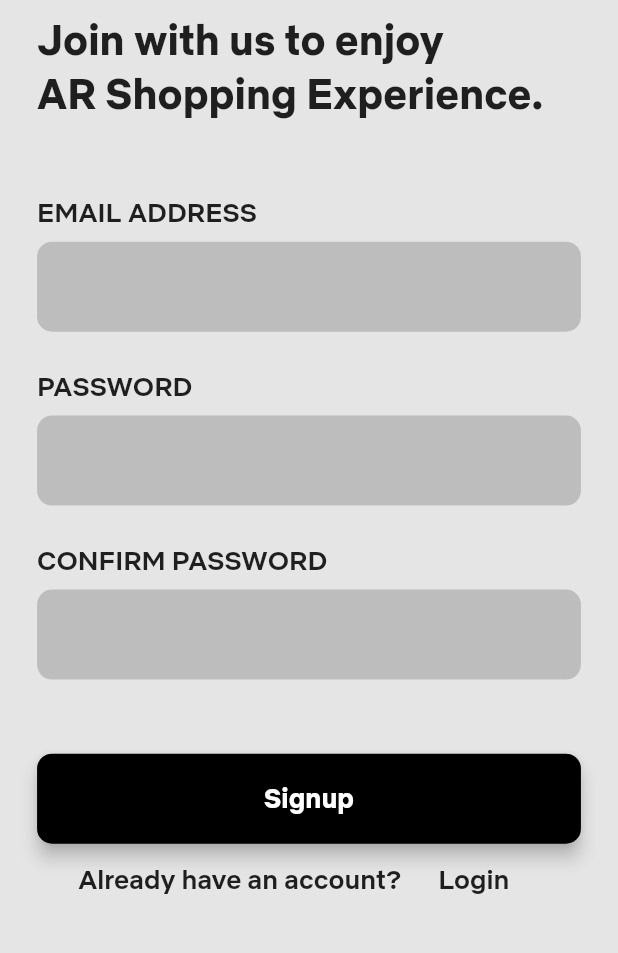
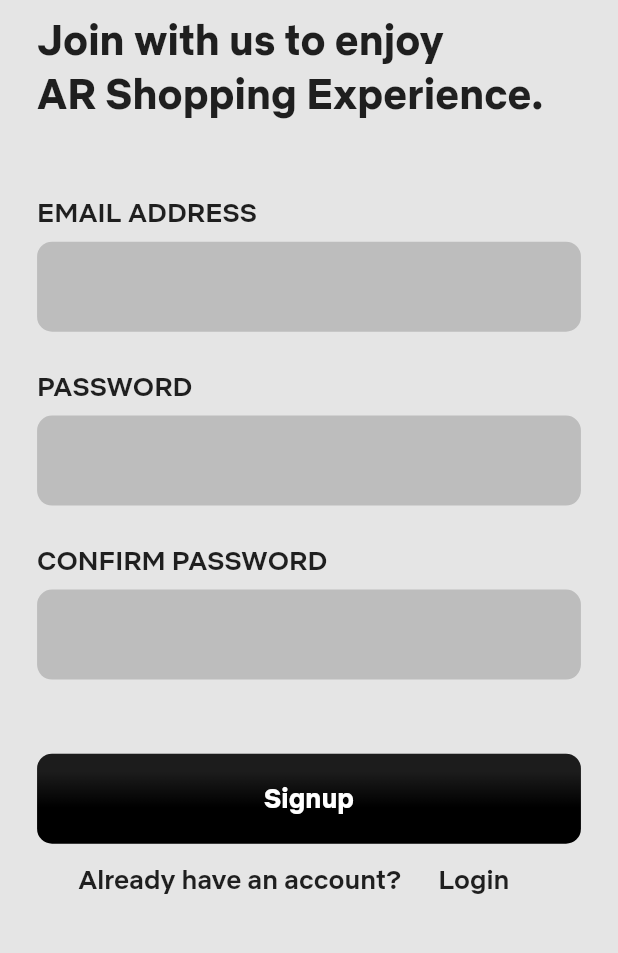
Before and after one commit to akilvishnum/cARt, a Flutter app: the screen it shows after launch, after a tap on "Signup", on a phone screen of 412 x 824 dp, the part 235-1188 px from its top. Run offline on Flutter 3.47's test engine with Material 2 defaults, Android fonts, the phone set to English and light mode, and no system bars; our stand-ins replace firebase_auth, firebase_core; missing offline and left inert: flutter_unity; accounts and stored records are empty.

Commit message:
Changed the button UI

```diff
--- a/cart/lib/screens/SignupPage.dart
+++ b/cart/lib/screens/SignupPage.dart
@@ -128,22 +128,22 @@ class _SignupPageState extends State<SignupPage> {
                     )),
               ),
               SizedBox(height: height * 0.06),
-              ButtonTheme(
-                  child: MaterialButton(
-                minWidth: width * 0.94,
-                height: 60,
-                elevation: 5,
-                shape: RoundedRectangleBorder(
+              Center(               // Changed to new button UI
+                child:Column(
+                  children: [ Stack(
+                    children:[
+                      Positioned(child: Container(
+                          height: 60, width: width * 0.94,
+                          decoration: BoxDecoration(
+                            color: Colors.black,
                             borderRadius: BorderRadius.circular(10),
                           ),
-                color: Color.fromRGBO(0, 0, 0, 1),
-                child: Text("Signup",
-                    style: TextStyle(
-                        fontFamily: 'Bold',
-                        fontWeight: FontWeight.bold,
-                        fontSize: 18,
-                        color: Color.fromRGBO(255, 255, 255, 1))),
-                onPressed: () async {
+
+                        ),
+                      ),
+                      Positioned(
+                        child: InkWell(
+                          onTap: () async {
                             // if (password == repassword) {
                             // UserCredential user = await FirebaseAuth.instance
                             //     .createUserWithEmailAndPassword(
@@ -153,7 +153,40 @@ class _SignupPageState extends State<SignupPage> {
                                 MaterialPageRoute(builder: (context) => LoginPage()));
                             // } else {}
                           },
-              )),
+                          child:Container(
+                            height: 60, width: width * 0.94,
+                            decoration: BoxDecoration(
+                              borderRadius: BorderRadius.circular(10),
+                              gradient: LinearGradient(
+                                begin: Alignment.topCenter, end : Alignment.bottomCenter,
+                                colors: <Color>[Color.fromRGBO(255, 255, 255, 0.11), Color.fromRGBO(255, 255, 255, 0)],
+                                stops: [0.2, 0.6],
+                                ),
+                            ),
+                        ),
+                      ),
+                    ),
+                      Positioned(
+                        child: Container(
+                          height: 60, width: width * 0.94,
+                          child: Column(
+                            mainAxisAlignment: MainAxisAlignment.center,
+                            crossAxisAlignment: CrossAxisAlignment.center,
+                                children:[ Text("Signup",
+                                style: TextStyle(
+                              fontWeight: FontWeight.bold,
+                              fontSize: 18,
+                              fontFamily: 'Bold',
+                              color: Colors.white)),
+                          ],
+                          ),
+                        ),
+		                ),
+                  ],
+                  ),
+                  ],
+                ),
+                ),
               Container(
                 child: Row(
                   mainAxisAlignment: MainAxisAlignment.center,
--- a/cart/lib/screens/welcomePage.dart
+++ b/cart/lib/screens/welcomePage.dart
@@ -46,11 +46,11 @@ class _WelcomePageState extends State<WelcomePage> {
                     child: MaterialButton(
                   minWidth: 150,
                   height: 50,
-                  elevation: 5,
                   shape: RoundedRectangleBorder(
                     borderRadius: BorderRadius.circular(10),
                   ),
                   color: Color.fromRGBO(197, 197, 197, 1),
+                  elevation: 0,
                   child: Text("Signup",
                       style: TextStyle(
                           fontWeight: FontWeight.bold,
@@ -62,26 +62,58 @@ class _WelcomePageState extends State<WelcomePage> {
                   },
                 )),
                 SizedBox(width: width * 0.03),
-                ButtonTheme(
-                    child: MaterialButton(
-                  minWidth: 150,
-                  height: 50,
-                  elevation: 5,
-                  shape: RoundedRectangleBorder(
-                    borderRadius: BorderRadius.circular(10),
+                // Changed to new button UI
+                Row(
+                  children: [ Stack(
+                    children:[
+                      Positioned(child: Container(
+                          height: 50, width: 150,
+                          decoration: BoxDecoration(
+                            color: Colors.black,
+                            borderRadius: BorderRadius.circular(10),
+                          ),
+
+                        ),
+                      ),
+                      Positioned(
+                        child: InkWell(
+                          onTap: () {
+                            Navigator.push(context,
+                        MaterialPageRoute(builder: (context) => LoginPage()));
+                          },
+                          child:Container(
+                            height: 50, width: 150,
+                            decoration: BoxDecoration(
+                              borderRadius: BorderRadius.circular(10),
+                              gradient: LinearGradient(
+                                begin: Alignment.topCenter, end : Alignment.bottomCenter,
+                                colors: <Color>[Color.fromRGBO(255, 255, 255, 0.11), Color.fromRGBO(255, 255, 255, 0)],
+                                stops: [0.2, 0.6],
+                                ),
+                            ),
+                        ),
+                      ),
+                    ),
+                      Positioned(
+                        child: Container(
+                          height: 50, width: 150,
+                          child: Column(
+                            mainAxisAlignment: MainAxisAlignment.center,
+                            crossAxisAlignment: CrossAxisAlignment.center,
+                                children:[ Text("Login",
+                                style: TextStyle(
+                              fontWeight: FontWeight.bold,
+                              fontSize: 18,
+                              fontFamily: 'Bold',
+                              color: Colors.white)),
+                          ],
+                          ),
+                        ),
+		                ),
+                  ],
                   ),
-                  color: Color.fromRGBO(0, 0, 0, 1),
-                  child: Text("Login",
-                      style: TextStyle(
-                          fontFamily: 'Bold',
-                          fontWeight: FontWeight.bold,
-                          fontSize: 18,
-                          color: Color.fromRGBO(255, 255, 255, 1))),
-                  onPressed: () {
-                    Navigator.push(context,
-                        MaterialPageRoute(builder: (context) => LoginPage()));
-                  },
-                ))
+                  ],
+                ),
               ],
             )),
           ],
```
Also changed, not shown: cart/lib/screens/LoginPage.dart (+52 -19 lines). Lines whose indentation alone changed are shown as unchanged.
